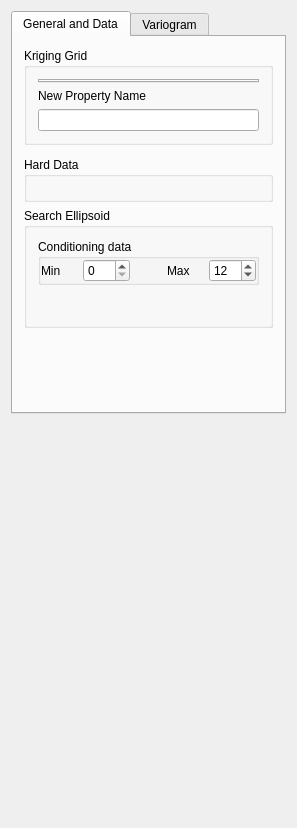
Qt form lib/win32/release/plugins/Geostat/kriging.ui (fnavarrov/SGeMS) before a commit.
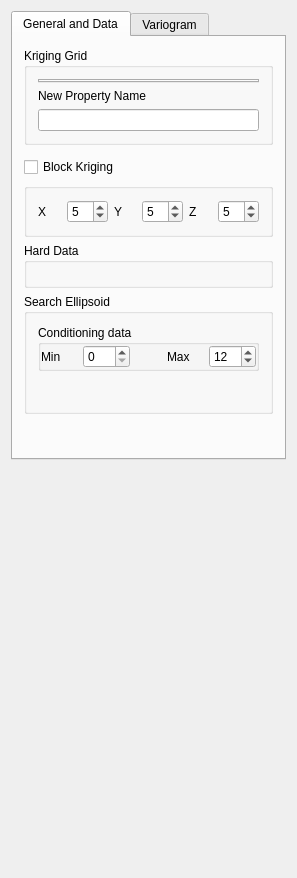
The same form after that commit. Custom widgets are drawn as their Qt base class.

Commit message: restore block kriging

Patch:
```diff
--- a/lib/win32/release/plugins/Geostat/kriging.ui
+++ b/lib/win32/release/plugins/Geostat/kriging.ui
@@ -7,7 +7,7 @@
     <x>0</x>
     <y>0</y>
     <width>297</width>
-    <height>828</height>
+    <height>878</height>
    </rect>
   </property>
   <property name="windowTitle">
@@ -68,6 +68,76 @@
        <item>
         <widget class="KrigingTypeSelector" name="Kriging_Type"/>
        </item>
+       <item>
+        <widget class="QCheckBox" name="do_block_kriging">
+         <property name="text">
+          <string>Block Kriging</string>
+         </property>
+        </widget>
+       </item>
+       <item>
+        <widget class="GsTLGroupBox" name="box_BK">
+         <property name="title">
+          <string/>
+         </property>
+         <property name="displayed" stdset="0">
+          <bool>false</bool>
+         </property>
+         <layout class="QHBoxLayout">
+          <item>
+           <widget class="QLabel" name="textLabel1">
+            <property name="text">
+             <string>X</string>
+            </property>
+            <property name="wordWrap">
+             <bool>false</bool>
+            </property>
+           </widget>
+          </item>
+          <item>
+           <widget class="QSpinBox" name="npoints_x">
+            <property name="value">
+             <number>5</number>
+            </property>
+           </widget>
+          </item>
+          <item>
+           <widget class="QLabel" name="textLabel2">
+            <property name="text">
+             <string>Y</string>
+            </property>
+            <property name="wordWrap">
+             <bool>false</bool>
+            </property>
+           </widget>
+          </item>
+          <item>
+           <widget class="QSpinBox" name="npoints_y">
+            <property name="value">
+             <number>5</number>
+            </property>
+           </widget>
+          </item>
+          <item>
+           <widget class="QLabel" name="textLabel3">
+            <property name="text">
+             <string>Z</string>
+            </property>
+            <property name="wordWrap">
+             <bool>false</bool>
+            </property>
+           </widget>
+          </item>
+          <item>
+           <widget class="QSpinBox" name="npoints_z">
+            <property name="value">
+             <number>5</number>
+            </property>
+           </widget>
+          </item>
+         </layout>
+        </widget>
+       </item>
        <item>
         <widget class="QGroupBox" name="GroupBox3">
          <property name="title">
@@ -297,6 +367,11 @@
    <extends>QWidget</extends>
    <header>GsTLAppli/extra/qtplugins/kriging_type_selector.h</header>
   </customwidget>
+  <customwidget>
+   <class>GsTLGroupBox</class>
+   <extends>QGroupBox</extends>
+   <header>GsTLAppli/extra/qtplugins/selectors.h</header>
+  </customwidget>
   <customwidget>
    <class>EllipsoidInput</class>
    <extends>QWidget</extends>
```
Left out of the diff: 19 changed lines with no effect on the pictures.
